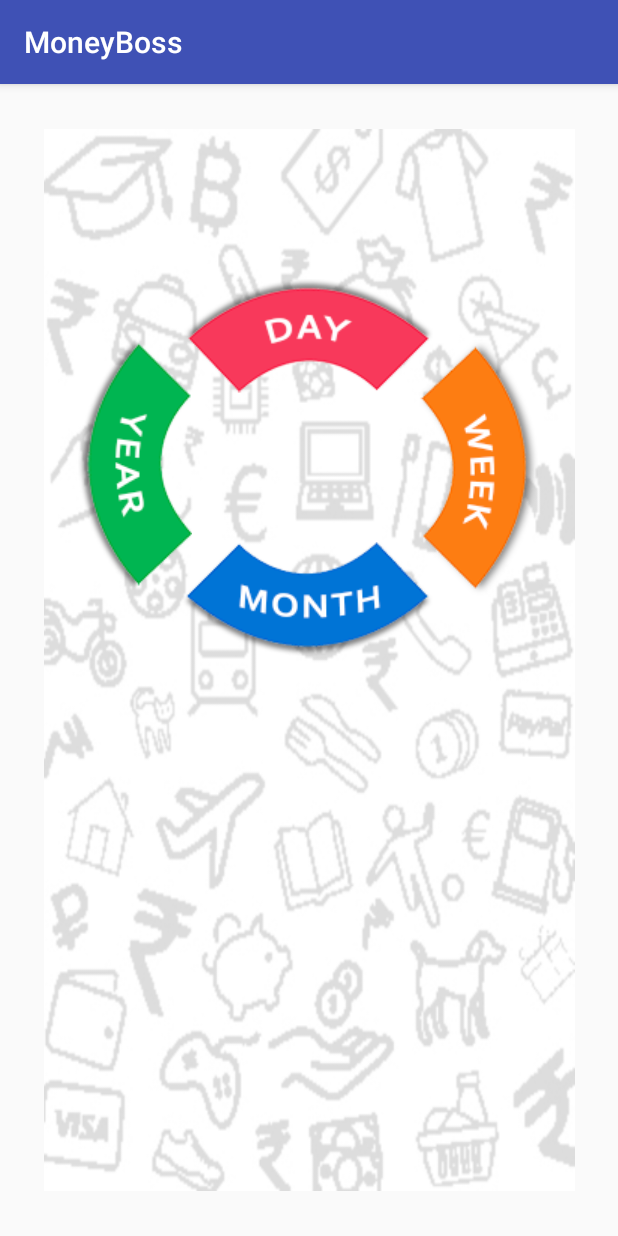
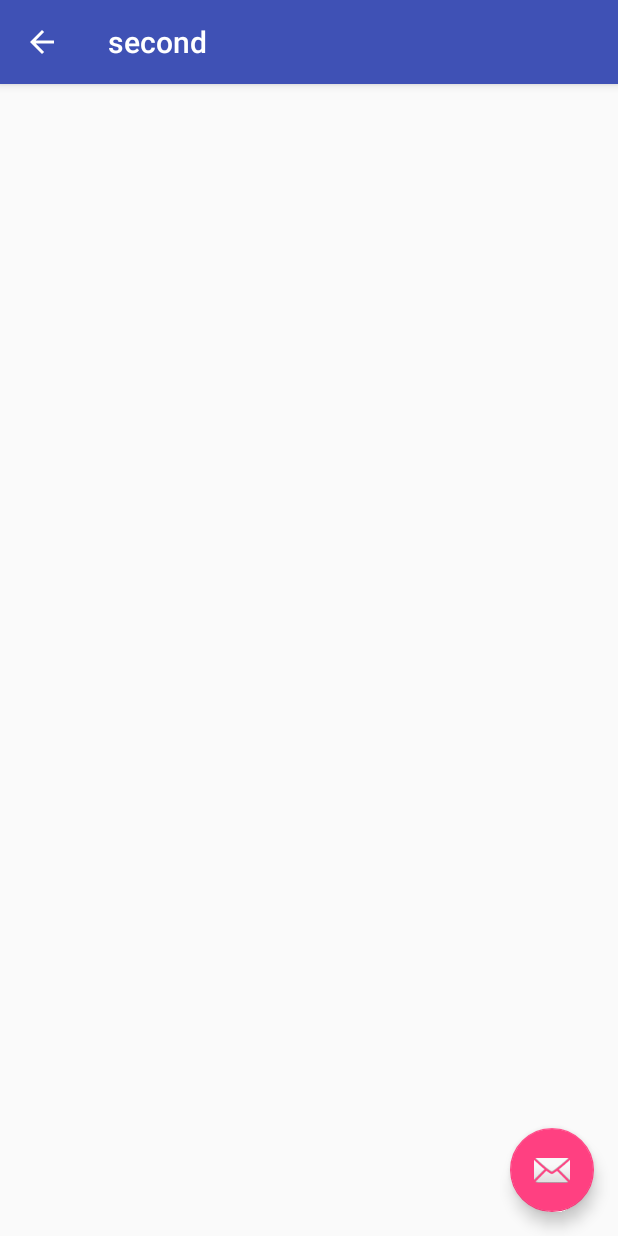
Before and after one commit to raaghulrdeveloper/Money, an Android app: the screen it shows after launch (MainActivity before the commit, second after it), after a tap on an icon or button, on a phone screen of 412 x 824 dp. Run offline under Robolectric (Android 15) with nearby library versions, the phone set to English and light mode, and no system bars.

Commit message:
Intent to Second Page

```diff
--- a/app/src/main/AndroidManifest.xml
+++ b/app/src/main/AndroidManifest.xml
@@ -2,12 +2,8 @@
 <manifest xmlns:android="http://schemas.android.com/apk/res/android"
 package="com.project.money">
 
-    <application
-        android:allowBackup="true"
-        android:icon="@mipmap/ic_launcher"
-        android:label="@string/app_name"
-        android:supportsRtl="true"
-        android:theme="@style/AppTheme">
+<application android:allowBackup="true" android:icon="@mipmap/ic_launcher" android:label="@string/app_name"
+    android:supportsRtl="true" android:theme="@style/AppTheme">
     <activity android:name=".MainActivity">
         <intent-filter>
             <action android:name="android.intent.action.MAIN" />
@@ -15,6 +11,12 @@
             <category android:name="android.intent.category.LAUNCHER" />
         </intent-filter>
     </activity>
+
+    <activity android:name="com.project.money.second" android:label="@string/title_activity_second"
+        android:theme="@style/AppTheme.NoActionBar" android:parentActivityName="com.project.money.MainActivity">
+        <meta-data android:name="android.support.PARENT_ACTIVITY" android:value="com.project.money.MainActivity" />
+    </activity>
+
 </application>
 
 </manifest>
--- a/app/src/main/java/com/project/money/MainActivity.java
+++ b/app/src/main/java/com/project/money/MainActivity.java
@@ -1,5 +1,6 @@
 package com.project.money;
 
+import android.content.Intent;
 import android.graphics.Bitmap;
 import android.graphics.BitmapFactory;
 import android.graphics.Point;
@@ -42,13 +43,15 @@ public class MainActivity extends AppCompatActivity {
         ImageView iv_background = (ImageView) findViewById(R.id.img_bg);
         iv_background.setImageBitmap(bmp);
       //  bg=(ImageView)findViewById(R.id.bg);
-        img_day.setOnClickListener(new View.OnClickListener() {
-            @Override
-            public void onClick(View v) {
-                Toast.makeText(getApplicationContext(),"You have presses DAY",Toast.LENGTH_LONG).show();
-            }
-        });
+
 
 
     }
+
+    public void clickme(View v)
+    {
+
+        Intent i=new Intent(this,second.class);
+        startActivity(i);
+    }
 }
--- /dev/null
+++ b/app/src/main/java/com/project/money/second.java
@@ -0,0 +1,30 @@
+package com.project.money;
+
+import android.os.Bundle;
+import android.support.design.widget.FloatingActionButton;
+import android.support.design.widget.Snackbar;
+import android.support.v7.app.AppCompatActivity;
+import android.support.v7.widget.Toolbar;
+import android.view.View;
+
+public class second extends AppCompatActivity {
+
+    @Override
+    protected void onCreate(Bundle savedInstanceState) {
+        super.onCreate(savedInstanceState);
+        setContentView(R.layout.activity_second);
+        Toolbar toolbar = (Toolbar) findViewById(R.id.toolbar);
+        setSupportActionBar(toolbar);
+
+        FloatingActionButton fab = (FloatingActionButton) findViewById(R.id.fab);
+        fab.setOnClickListener(new View.OnClickListener() {
+            @Override
+            public void onClick(View view) {
+                Snackbar.make(view, "Replace with your own action", Snackbar.LENGTH_LONG)
+                        .setAction("Action", null).show();
+            }
+        });
+        getSupportActionBar().setDisplayHomeAsUpEnabled(true);
+    }
+
+}
--- a/app/src/main/res/layout/activity_main.xml
+++ b/app/src/main/res/layout/activity_main.xml
@@ -32,7 +32,8 @@
 
         android:layout_alignParentTop="true"
         android:layout_centerHorizontal="true"
-        android:background="#00ffffff" />
+        android:background="#00ffffff"
+        android:onClick="clickme" />
 
     <ImageButton
         android:layout_width="wrap_content"
@@ -45,7 +46,8 @@
         android:layout_alignParentLeft="true"
         android:layout_alignParentStart="false"
         android:background="#00ffffff"
-        android:layout_marginTop="140dp" />
+        android:layout_marginTop="140dp"
+        android:onClick="clickme" />
 
     <ImageButton
         android:layout_width="wrap_content"
@@ -54,7 +56,8 @@
         android:src="@drawable/month"
         android:layout_marginTop="275dp"
         android:background="#00ffffff"
-        android:layout_alignEnd="@+id/bt_day" />
+        android:layout_alignEnd="@+id/bt_day"
+        android:onClick="clickme" />
 
     <ImageButton
         android:layout_width="wrap_content"
@@ -66,6 +69,9 @@
         android:layout_alignParentRight="true"
         android:layout_alignParentEnd="false"
         android:background="#00ffffff"
-        android:layout_marginTop="140dp" />
+        android:layout_marginTop="140dp"
+        android:onClick="clickme" />
+
+
 
 </RelativeLayout>
--- /dev/null
+++ b/app/src/main/res/layout/activity_second.xml
@@ -0,0 +1,34 @@
+<?xml version="1.0" encoding="utf-8"?>
+<android.support.design.widget.CoordinatorLayout xmlns:android="http://schemas.android.com/apk/res/android"
+    xmlns:app="http://schemas.android.com/apk/res-auto"
+    xmlns:tools="http://schemas.android.com/tools"
+    android:layout_width="match_parent"
+    android:layout_height="match_parent"
+    android:fitsSystemWindows="true"
+    tools:context="com.project.money.second">
+
+    <android.support.design.widget.AppBarLayout
+        android:layout_width="match_parent"
+        android:layout_height="wrap_content"
+        android:theme="@style/AppTheme.AppBarOverlay">
+
+        <android.support.v7.widget.Toolbar
+            android:id="@+id/toolbar"
+            android:layout_width="match_parent"
+            android:layout_height="?attr/actionBarSize"
+            android:background="?attr/colorPrimary"
+            app:popupTheme="@style/AppTheme.PopupOverlay" />
+
+    </android.support.design.widget.AppBarLayout>
+
+    <include layout="@layout/content_second" />
+
+    <android.support.design.widget.FloatingActionButton
+        android:id="@+id/fab"
+        android:layout_width="wrap_content"
+        android:layout_height="wrap_content"
+        android:layout_gravity="bottom|end"
+        android:layout_margin="@dimen/fab_margin"
+        android:src="@android:drawable/ic_dialog_email" />
+
+</android.support.design.widget.CoordinatorLayout>
--- /dev/null
+++ b/app/src/main/res/layout/content_second.xml
@@ -0,0 +1,15 @@
+<?xml version="1.0" encoding="utf-8"?>
+<RelativeLayout xmlns:android="http://schemas.android.com/apk/res/android"
+    xmlns:app="http://schemas.android.com/apk/res-auto"
+    xmlns:tools="http://schemas.android.com/tools"
+    android:layout_width="match_parent"
+    android:layout_height="match_parent"
+    android:paddingBottom="@dimen/activity_vertical_margin"
+    android:paddingLeft="@dimen/activity_horizontal_margin"
+    android:paddingRight="@dimen/activity_horizontal_margin"
+    android:paddingTop="@dimen/activity_vertical_margin"
+    app:layout_behavior="@string/appbar_scrolling_view_behavior"
+    tools:context="com.project.money.second"
+    tools:showIn="@layout/activity_second">
+
+</RelativeLayout>
--- a/app/src/main/res/values/dimens.xml
+++ b/app/src/main/res/values/dimens.xml
@@ -2,4 +2,5 @@
     <!-- Default screen margins, per the Android Design guidelines. -->
     <dimen name="activity_horizontal_margin">30dp</dimen>
     <dimen name="activity_vertical_margin">30dp</dimen>
+    <dimen name="fab_margin">16dp</dimen>
 </resources>
--- a/app/src/main/res/values/strings.xml
+++ b/app/src/main/res/values/strings.xml
@@ -1,3 +1,4 @@
 <resources>
     <string name="app_name">MoneyBoss</string>
+    <string name="title_activity_second">second</string>
 </resources>
--- a/app/src/main/res/values/styles.xml
+++ b/app/src/main/res/values/styles.xml
@@ -8,4 +8,8 @@
         <item name="colorAccent">@color/colorAccent</item>
     </style>
 
+    <style name="AppTheme.AppBarOverlay" parent="ThemeOverlay.AppCompat.Dark.ActionBar" />
+
+    <style name="AppTheme.PopupOverlay" parent="ThemeOverlay.AppCompat.Light" />
+
 </resources>
```
Lines whose indentation alone changed are shown as unchanged.
